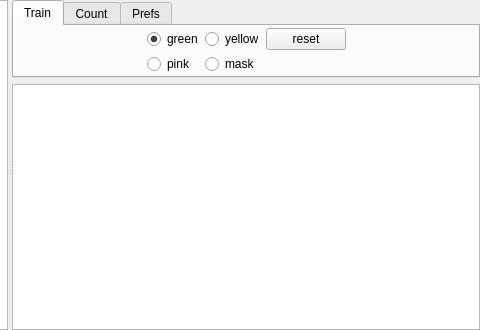
Qt form VoteCounter/VoteCounter.ui (v2lab/vote-counter) before a commit; both pictures show x 248 to 728 and y 0 to 330 of the 728 by 330 pixel window.
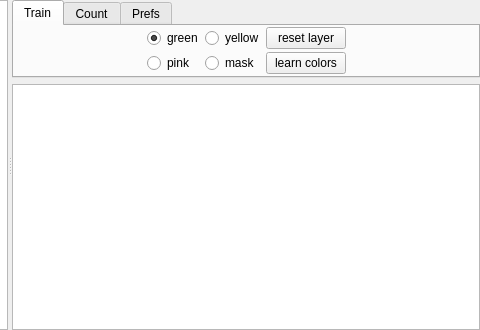
The same form after that commit. The open tabs and pages were chosen to show the change.

Commit message:
learn colors
perform hierarchical clustering of selected colors...

```diff
--- a/VoteCounter/VoteCounter.ui
+++ b/VoteCounter/VoteCounter.ui
@@ -147,7 +147,14 @@
            <item row="0" column="3">
             <widget class="QPushButton" name="clearTrainLayer">
              <property name="text">
-              <string>reset</string>
+              <string>reset layer</string>
+             </property>
+            </widget>
+           </item>
+           <item row="1" column="3">
+            <widget class="QPushButton" name="learn">
+             <property name="text">
+              <string>learn colors</string>
              </property>
             </widget>
            </item>
```
Left out of the diff: 2 changed lines with no effect on the pictures. The commit also changes 4 other files.
